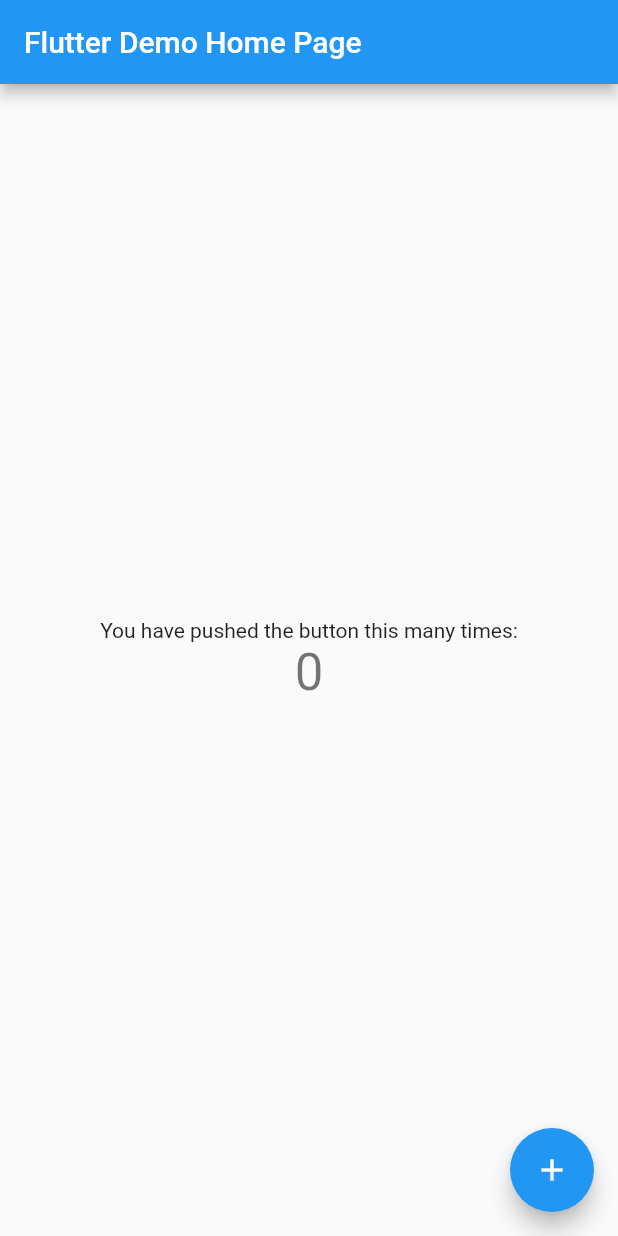
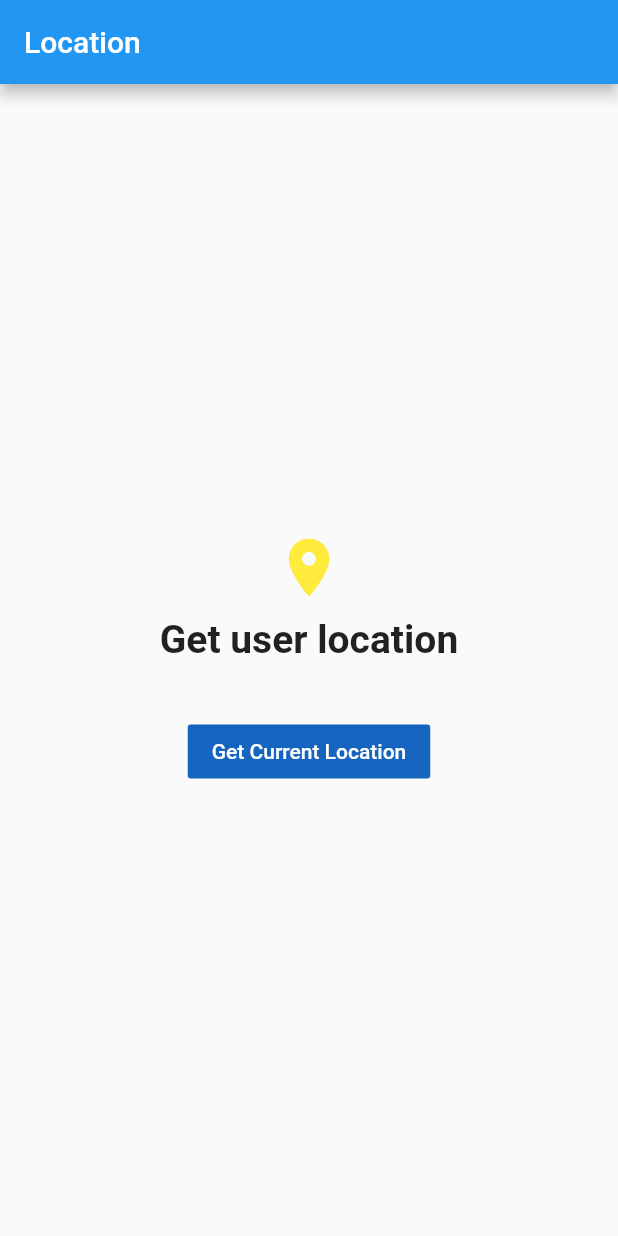
Before and after one commit to Awty-Programming-Club/Karpull, a Flutter app: the screen it shows after launch, on a phone screen of 412 x 824 dp. Run offline on Flutter 3.47's test engine with Material 2 defaults, Android fonts, the phone set to English and light mode, and no system bars; missing offline and left inert: dart:html.

Commit message:
half baked location service

```diff
--- a/app/lib/main.dart
+++ b/app/lib/main.dart
@@ -1,3 +1,5 @@
+import 'dart:html';
+
 import 'package:flutter/material.dart';
 
 void main() {
@@ -11,105 +13,70 @@
   @override
   Widget build(BuildContext context) {
     return MaterialApp(
-      title: 'Flutter Demo',
-      theme: ThemeData(
-        // This is the theme of your application.
-        //
-        // Try running your application with "flutter run". You'll see the
-        // application has a blue toolbar. Then, without quitting the app, try
-        // changing the primarySwatch below to Colors.green and then invoke
-        // "hot reload" (press "r" in the console where you ran "flutter run",
-        // or simply save your changes to "hot reload" in a Flutter IDE).
-        // Notice that the counter didn't reset back to zero; the application
-        // is not restarted.
-        primarySwatch: Colors.blue,
-      ),
-      home: const MyHomePage(title: 'Flutter Demo Home Page'),
+      home: LocationApp(),
     );
   }
 }
 
-class MyHomePage extends StatefulWidget {
-  const MyHomePage({Key? key, required this.title}) : super(key: key);
-
-  // This widget is the home page of your application. It is stateful, meaning
-  // that it has a State object (defined below) that contains fields that affect
-  // how it looks.
-
-  // This class is the configuration for the state. It holds the values (in this
-  // case the title) provided by the parent (in this case the App widget) and
-  // used by the build method of the State. Fields in a Widget subclass are
-  // always marked "final".
-
-  final String title;
+class LocationApp extends StatefulWidget {
+  const LocationApp({Key? key}) : super(key: key);
 
   @override
-  State<MyHomePage> createState() => _MyHomePageState();
+  _LocationAppState createState() => _LocationAppState();
 }
 
-class _MyHomePageState extends State<MyHomePage> {
-  int _counter = 0;
+class _LocationAppState extends State<LocationApp> {
+  var locationMessage = "";
 
-  void _incrementCounter() {
+  void getCurrentLocation() async {
+    var position = await Geoposition()
+        .getCurrentPosition(desiredAccuracy: LocationAccuracy.high);
+    var lastPosition = await GeoLocator().getLastKnownPosition();
+
     setState(() {
-      // This call to setState tells the Flutter framework that something has
-      // changed in this State, which causes it to rerun the build method below
-      // so that the display can reflect the updated values. If we changed
-      // _counter without calling setState(), then the build method would not be
-      // called again, and so nothing would appear to happen.
-      _counter++;
+      locationMessage = "$position.latitude, $position.longitude";
     });
   }
 
   @override
   Widget build(BuildContext context) {
-    // This method is rerun every time setState is called, for instance as done
-    // by the _incrementCounter method above.
-    //
-    // The Flutter framework has been optimized to make rerunning build methods
-    // fast, so that you can just rebuild anything that needs updating rather
-    // than having to individually change instances of widgets.
     return Scaffold(
       appBar: AppBar(
-        // Here we take the value from the MyHomePage object that was created by
-        // the App.build method, and use it to set our appbar title.
-        title: Text(widget.title),
+        title: Text('Location'),
       ),
       body: Center(
-        // Center is a layout widget. It takes a single child and positions it
-        // in the middle of the parent.
         child: Column(
-          // Column is also a layout widget. It takes a list of children and
-          // arranges them vertically. By default, it sizes itself to fit its
-          // children horizontally, and tries to be as tall as its parent.
-          //
-          // Invoke "debug painting" (press "p" in the console, choose the
-          // "Toggle Debug Paint" action from the Flutter Inspector in Android
-          // Studio, or the "Toggle Debug Paint" command in Visual Studio Code)
-          // to see the wireframe for each widget.
-          //
-          // Column has various properties to control how it sizes itself and
-          // how it positions its children. Here we use mainAxisAlignment to
-          // center the children vertically; the main axis here is the vertical
-          // axis because Columns are vertical (the cross axis would be
-          // horizontal).
           mainAxisAlignment: MainAxisAlignment.center,
-          children: <Widget>[
+          crossAxisAlignment: CrossAxisAlignment.center,
+          children: [
+            const Icon(
+              Icons.location_on,
+              size: 46,
+              color: Colors.yellow,
+            ),
+            const SizedBox(
+              height: 10.0,
+            ),
             const Text(
-              'You have pushed the button this many times:',
+              'Get user location',
+              style: TextStyle(fontSize: 26, fontWeight: FontWeight.bold),
             ),
-            Text(
-              '$_counter',
-              style: Theme.of(context).textTheme.headline4,
+            SizedBox(
+              height: 20,
             ),
+            Text(locationMessage),
+            FlatButton(
+                onPressed: () {
+                  getCurrentLocation();
+                },
+                color: Colors.blue[800],
+                child: Text('Get Current Location',
+                    style: TextStyle(
+                      color: Colors.white,
+                    )))
           ],
         ),
       ),
-      floatingActionButton: FloatingActionButton(
-        onPressed: _incrementCounter,
-        tooltip: 'Increment',
-        child: const Icon(Icons.add),
-      ), // This trailing comma makes auto-formatting nicer for build methods.
     );
   }
 }
```
Also changed, not shown: app/pubspec.yaml (+4 -3 lines), 21 other files.
